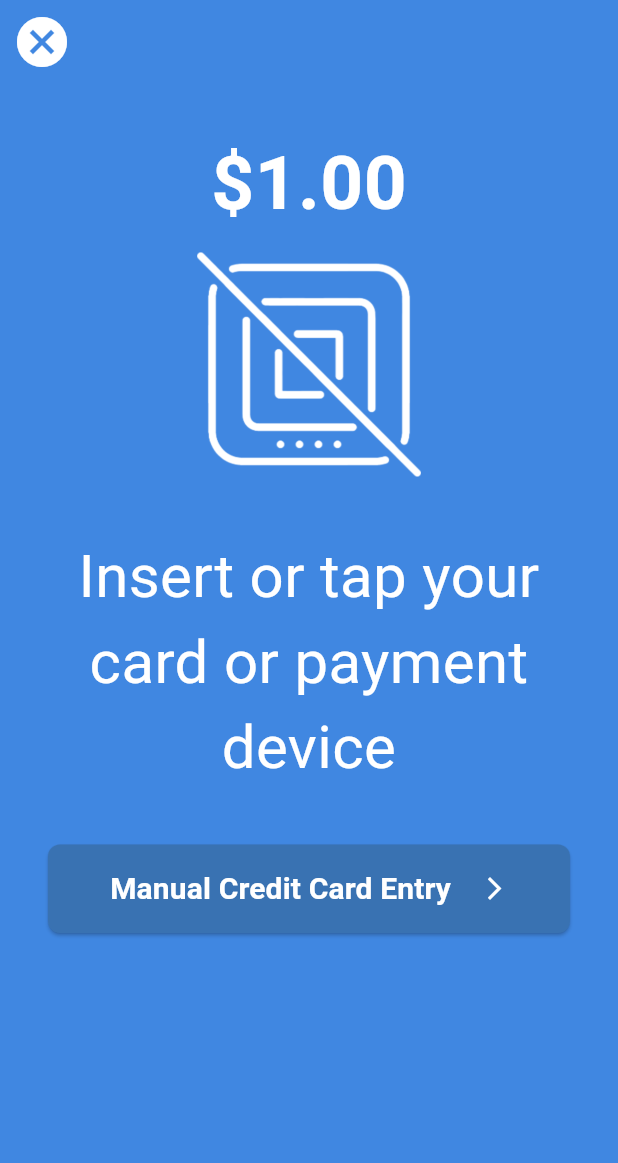
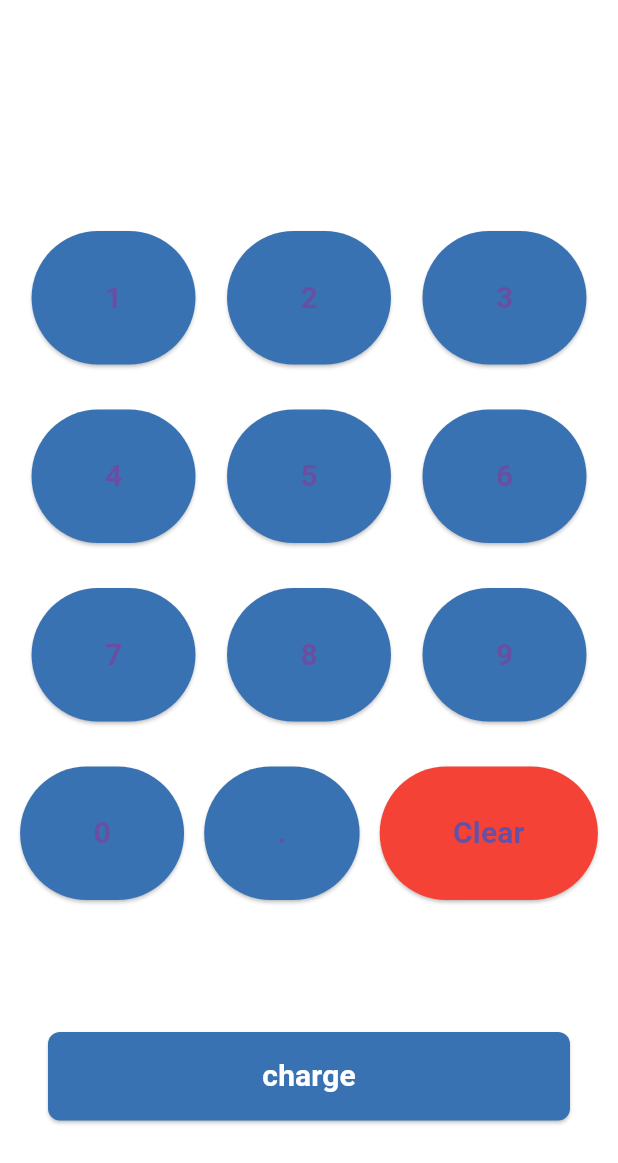
Before and after one commit to JaydipSaviant/reader-sdk2-flutter-plugin, a Flutter app: the CheckoutScreen screen opened directly, after a tap on an icon or button, on a phone screen of 412 x 824 dp. Shown: the top 1163 px of the screen. Run offline on Flutter 3.47's test engine with Material 3 defaults, Android fonts, the light colour scheme and no system bars; our stand-ins replace built_collection, built_value, permission_handler, plugin_platform_interface, shared_preferences; missing offline and left inert: barcode_scan2, dart:html, group_list_view; accounts and stored records are empty; network calls fail.

Commit message:
Working on start payment

```diff
--- a/example/lib/const/static_string.dart
+++ b/example/lib/const/static_string.dart
@@ -35,4 +35,7 @@ class StaticString {
       "Press and hold the button on your reader until the lights flesh orange, then release the button and place the reader next to this device to pair";
   static String pay = "Pay";
   static String authoriseWithOauth = "Authorise with oAuth";
+  static String charges = "charge";
+  static String tapMockReader =
+      "Tap to MockReader";
 }
--- /dev/null
+++ b/example/lib/screen/add_card_reader_screen.dart
@@ -0,0 +1,158 @@
+import 'package:flutter/material.dart';
+import 'package:flutter/widgets.dart';
+import 'package:readersdk2_example/const/static_string.dart';
+import 'package:readersdk2_example/screen/charge_started_screen.dart';
+import 'package:readersdk2_example/widgets/buttons.dart';
+
+class AddCardReaderScreen extends StatefulWidget {
+  const AddCardReaderScreen({super.key});
+
+  @override
+  State<AddCardReaderScreen> createState() => _AddCardReaderScreenState();
+}
+
+class _AddCardReaderScreenState extends State<AddCardReaderScreen> {
+  @override
+  Widget build(BuildContext context) {
+    return Scaffold(
+      backgroundColor: Colors.white,
+      body: Column(
+        children: [NumericKeyboard()],
+      ),
+    );
+  }
+}
+
+class NumericKeyboard extends StatefulWidget {
+  @override
+  _NumericKeyboardState createState() => _NumericKeyboardState();
+}
+
+class _NumericKeyboardState extends State<NumericKeyboard> {
+  String input = '';
+
+  void onDigitPressed(String digit) {
+    setState(() {
+      input += digit;
+    });
+  }
+
+  void onDecimalPressed() {
+    if (!input.contains('.')) {
+      setState(() {
+        input += '.';
+      });
+    }
+  }
+
+  void onClearPressed() {
+    setState(() {
+      if (input.isNotEmpty) {
+        input = input.substring(0, input.length - 1);
+      }
+    });
+  }
+
+  @override
+  Widget build(BuildContext context) {
+    return Column(
+      mainAxisAlignment: MainAxisAlignment.center,
+      children: [
+        SizedBox(height: 60),
+        Text(
+          input,
+          style: TextStyle(fontSize: 24, color: Colors.black),
+        ),
+        SizedBox(height: 60),
+        Row(
+          mainAxisAlignment: MainAxisAlignment.spaceEvenly,
+          children: [
+            buildDigitButton('1'),
+            buildDigitButton('2'),
+            buildDigitButton('3'),
+          ],
+        ),
+        SizedBox(height: 30),
+        Row(
+          mainAxisAlignment: MainAxisAlignment.spaceEvenly,
+          children: [
+            buildDigitButton('4'),
+            buildDigitButton('5'),
+            buildDigitButton('6'),
+          ],
+        ),
+        SizedBox(height: 30),
+        Row(
+          mainAxisAlignment: MainAxisAlignment.spaceEvenly,
+          children: [
+            buildDigitButton('7'),
+            buildDigitButton('8'),
+            buildDigitButton('9'),
+          ],
+        ),
+        SizedBox(height: 30),
+        Row(
+          mainAxisAlignment: MainAxisAlignment.spaceEvenly,
+          children: [
+            buildDigitButton('0'),
+            buildDecimalButton(),
+            buildClearButton(),
+          ],
+        ),
+        SizedBox(
+          height: 60,
+        ),
+        Padding(
+          padding: const EdgeInsets.only(top: 20),
+          child: SQButtonContainer(buttons: [
+            SQRaisedButton(
+              text: StaticString.charges,
+              onPressed: () {
+                Navigator.push(
+                    context,
+                    MaterialPageRoute(
+                        builder: (context) =>
+                            ChargesStartedScreen(input: input)));
+              },
+            ),
+          ]),
+        ),
+      ],
+    );
+  }
+
+  Widget buildDigitButton(String digit) {
+    return ElevatedButton(
+      onPressed: () => onDigitPressed(digit),
+      child: Padding(
+        padding: const EdgeInsets.all(30.0),
+        child: Text(digit),
+      ),
+      style:
+          ElevatedButton.styleFrom(primary: Color.fromRGBO(57, 114, 178, 1.0)),
+    );
+  }
+
+  Widget buildDecimalButton() {
+    return ElevatedButton(
+      onPressed: onDecimalPressed,
+      child: Padding(
+        padding: const EdgeInsets.all(30.0),
+        child: Text('.'),
+      ),
+      style:
+          ElevatedButton.styleFrom(primary: Color.fromRGBO(57, 114, 178, 1.0)),
+    );
+  }
+
+  Widget buildClearButton() {
+    return ElevatedButton(
+      onPressed: onClearPressed,
+      child: Padding(
+        padding: const EdgeInsets.all(30.0),
+        child: Text('Clear'),
+      ),
+      style: ElevatedButton.styleFrom(primary: Colors.red),
+    );
+  }
+}
--- a/example/lib/screen/add_card_screen.dart
+++ b/example/lib/screen/add_card_screen.dart
@@ -1,8 +1,5 @@
 import 'package:flutter/material.dart';
-import 'package:readersdk2/model/model.dart';
-import 'package:readersdk2/readersdk2.dart';
 import 'package:readersdk2_example/const/static_string.dart';
-import 'package:readersdk2_example/widgets/dialog_modal.dart';
 
 const _debug = !bool.fromEnvironment("dart.vm.product");
 
--- a/example/lib/screen/authorize_screen.dart
+++ b/example/lib/screen/authorize_screen.dart
@@ -3,8 +3,8 @@
 import 'package:barcode_scan2/platform_wrapper.dart';
 import 'package:flutter/material.dart';
 import 'package:flutter/services.dart';
+import 'package:readersdk2/model/models.dart';
 import 'package:readersdk2/readersdk2.dart';
-import 'package:readersdk2/model/model.dart';
 import 'package:readersdk2_example/screen/checkout_screen.dart';
 import 'package:readersdk2_example/widgets/buttons.dart';
 import 'package:readersdk2_example/widgets/dialog_modal.dart';
--- a/example/lib/screen/charge_started_screen.dart
+++ b/example/lib/screen/charge_started_screen.dart
@@ -1,11 +1,13 @@
 import 'package:flutter/material.dart';
+import 'package:readersdk2/readersdk2.dart';
 import 'package:readersdk2_example/const/static_string.dart';
 import 'package:readersdk2_example/screen/add_credit_card_screen.dart';
 import 'package:readersdk2_example/widgets/buttons.dart';
 import 'package:readersdk2_example/widgets/square_logo.dart';
 
 class ChargesStartedScreen extends StatefulWidget {
-  const ChargesStartedScreen({super.key});
+  final String input;
+  const ChargesStartedScreen({super.key, required this.input});
 
   @override
   State<ChargesStartedScreen> createState() => _ChargesStartedScreenState();
@@ -35,7 +37,7 @@ class _ChargesStartedScreenState extends State<ChargesStartedScreen> {
             height: 30,
           ),
           Text(
-            StaticString.amount,
+            widget.input,
             style: const TextStyle(
               color: Colors.white,
               fontSize: 50,
@@ -46,15 +48,20 @@ class _ChargesStartedScreenState extends State<ChargesStartedScreen> {
           SizedBox(
             height: 30,
           ),
-          Padding(
-            padding: const EdgeInsets.all(8.0),
-            child: Text(
-              StaticString.insertCardPayments,
-              style: const TextStyle(
-                color: Colors.white,
-                fontSize: 40,
+          InkWell(
+            onTap: ()async{
+             await Readersdk2.mockReaderUI;
+            },
+            child: Padding(
+              padding: const EdgeInsets.all(8.0),
+              child: Text(
+                StaticString.tapMockReader,
+                style: const TextStyle(
+                  color: Colors.white,
+                  fontSize: 30,
+                ),
+                textAlign: TextAlign.center,
               ),
-              textAlign: TextAlign.center,
             ),
           ),
           const SizedBox(
--- a/example/lib/screen/checkout_screen.dart
+++ b/example/lib/screen/checkout_screen.dart
@@ -17,11 +17,15 @@ limitations under the License.
 */
 
 import 'package:flutter/material.dart';
+import 'package:readersdk2/model/models.dart';
+import 'package:readersdk2/readersdk2.dart';
 import 'package:readersdk2_example/const/static_string.dart';
+import 'package:readersdk2_example/screen/add_card_reader_screen.dart';
 import 'package:readersdk2_example/screen/charge_started_screen.dart';
 import 'package:readersdk2_example/widgets/buttons.dart';
 import 'package:readersdk2_example/widgets/loading.dart';
 import 'package:readersdk2_example/widgets/network_button.dart';
+import 'package:built_collection/built_collection.dart';
 
 const _debug = !bool.fromEnvironment("dart.vm.product");
 
@@ -64,23 +68,12 @@ class _CheckoutScreenState extends State<CheckoutScreen> {
                           backgroundColor: Colors.white,
                           foregroundColor: Colors.black,
                           text: StaticString.charge,
-                          onPressed: () {
+                          onPressed: () async {
                              Navigator.push(
                                       context,
                                       MaterialPageRoute(
                                           builder: (context) =>
-                                           ChargesStartedScreen()));
-
-                            // Readersdk2().startCheckout({
-                            //   'amount': StaticString.amount,
-                              // 'param2': 'value2',
-                              // //   }).then((value) {
-                              //     Navigator.push(
-                              //         context,
-                              //         MaterialPageRoute(
-                              //             builder: (context) =>
-                              //              ChargesStartedScreen()));
-                            //});
+                                           AddCardReaderScreen()));
                           },
                         ),
                       ]),
--- a/example/lib/screen/permission_screen.dart
+++ b/example/lib/screen/permission_screen.dart
@@ -2,6 +2,7 @@
 
 import 'package:flutter/material.dart';
 import 'package:readersdk2_example/const/static_string.dart';
+import 'package:readersdk2_example/screen/add_card_reader_screen.dart';
 import 'package:readersdk2_example/screen/authorize_screen.dart';
 import 'package:readersdk2_example/screen/mock_reader_screen.dart';
 import 'package:readersdk2_example/widgets/buttons.dart';
@@ -95,8 +96,8 @@ class _PermissionScreenState extends State<PermissionScreen> {
                   } else {
                     Navigator.push(context, MaterialPageRoute(
                       builder: (context) {
-                        //return AuthorizeScreen();
-                        return MockReaderScreen();
+                        return AddCardReaderScreen();
+                        //return MockReaderScreen();
                       },
                     ));
                   }
--- a/lib/model/model.dart
+++ /dev/null
@@ -1,63 +0,0 @@
-
-import 'package:built_collection/built_collection.dart';
-import 'package:built_value/built_value.dart';
-import 'package:built_value/serializer.dart';
-part 'model.g.dart';
-
-abstract class Money implements Built<Money, MoneyBuilder> {
-  int get amount;
-
-  String? get currencyCode;
-
-  Money._();
-  factory Money([updates(MoneyBuilder b) /*!*/]) = _$Money;
-  static Serializer<Money> get serializer => _$moneySerializer;
-}
-
-abstract class Location implements Built<Location, LocationBuilder> {
-  String get currencyCode;
-  String get businessName;
-  String get name;
-  String get locationId;
-  bool get isCardProcessingActivated;
-  Money get maximumCardPaymentAmountMoney;
-  Money get minimumCardPaymentAmountMoney;
-
-  Location._();
-  factory Location([updates(LocationBuilder b) /*!*/]) = _$Location;
-  static Serializer<Location> get serializer => _$locationSerializer;
-}
-
-class ErrorCode extends EnumClass {
-  static Serializer<ErrorCode> get serializer => _$errorCodeSerializer;
-
-  @BuiltValueEnumConst(wireName: 'USAGE_ERROR')
-  static const ErrorCode usageError = _$usageError;
-  @BuiltValueEnumConst(wireName: 'AUTHORIZE_NO_NETWORK')
-  static const ErrorCode authorizeErrorNoNetwork = _$authorizeErrorNoNetwork;
-  @BuiltValueEnumConst(wireName: 'CHECKOUT_CANCELED')
-  static const ErrorCode checkoutErrorCanceled = _$checkoutErrorCanceled;
-  @BuiltValueEnumConst(wireName: 'CHECKOUT_SDK_NOT_AUTHORIZED')
-  static const ErrorCode checkoutErrorSdkNotAuthorized =
-      _$checkoutErrorSdkNotAuthorized;
-  @BuiltValueEnumConst(wireName: 'READER_SETTINGS_SDK_NOT_AUTHORIZED')
-  static const ErrorCode readerSettingsErrorSdkNotAuthorized =
-      _$readerSettingsErrorSdkNotAuthorized;
-  @BuiltValueEnumConst(wireName: 'STORE_CUSTOMER_CARD_CANCELED')
-  static const ErrorCode storeCustomerErrorCanceled =
-      _$storeCustomerErrorCanceled;
-  @BuiltValueEnumConst(wireName: 'STORE_CUSTOMER_CARD_INVALID_CUSTOMER_ID')
-  static const ErrorCode storeCustomerErrorInvalidCustomerId =
-      _$storeCustomerErrorInvalidCustomerId;
-  @BuiltValueEnumConst(wireName: 'STORE_CUSTOMER_CARD_SDK_NOT_AUTHORIZED')
-  static const ErrorCode storeCustomerErrorSdkNotAuthorized =
-      _$storeCustomerErrorSdkNotAuthorized;
-  @BuiltValueEnumConst(wireName: 'STORE_CUSTOMER_CARD_NO_NETWORK')
-  static const ErrorCode storeCustomerErrorNoNetwork =
-      _$storeCustomerErrorNoNetwork;
-
-  const ErrorCode._(String name) : super(name);
-
-  static BuiltSet<ErrorCode> get values => _$errorCodeValues;
-  static ErrorCode valueOf(String name) => _$errorCodeValueOf(name);
-}
```
Also changed, not shown: example/lib/screen/add_authorise_screen.dart (+20 -2 lines), example/lib/screen/add_credit_card_screen.dart (+62 -7 lines), lib/model/models.dart (added, +271 -0 lines), lib/model/serializers.dart (added, +38 -0 lines), lib/model/serilizers.dart (deleted, +0 -10 lines), lib/readersdk2.dart (+45 -10 lines), lib/model/model.g.dart (deleted), lib/model/models.g.dart (added), lib/model/serializers.g.dart (added), lib/model/serilizers.g.dart (deleted), 11 other files.
